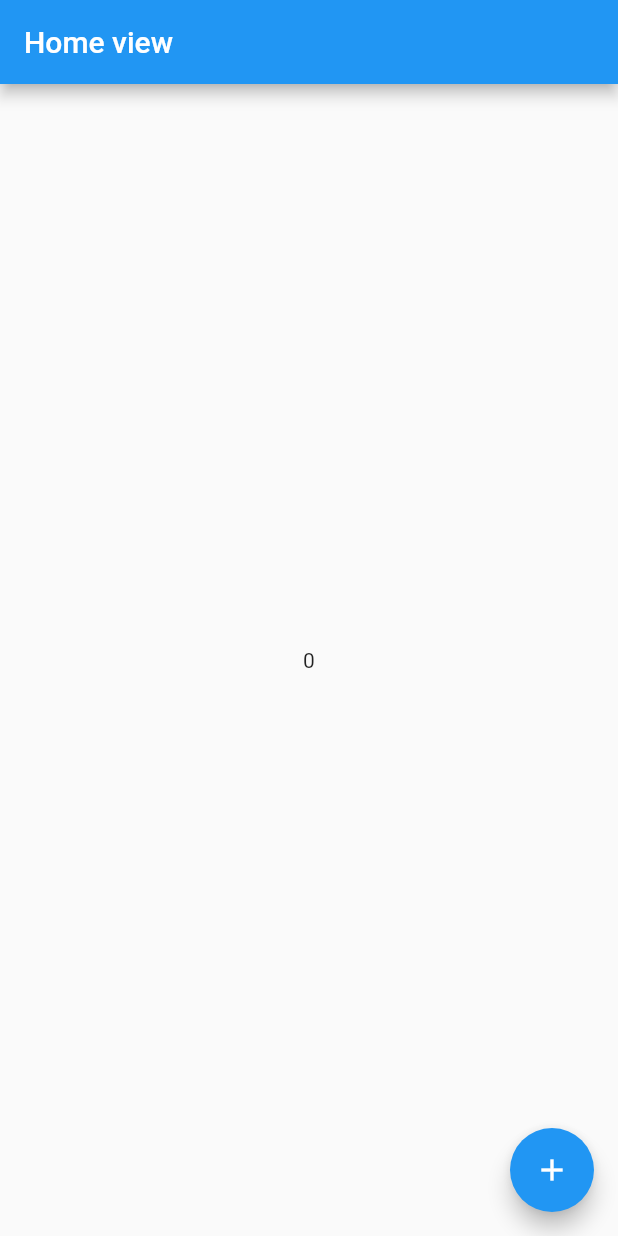
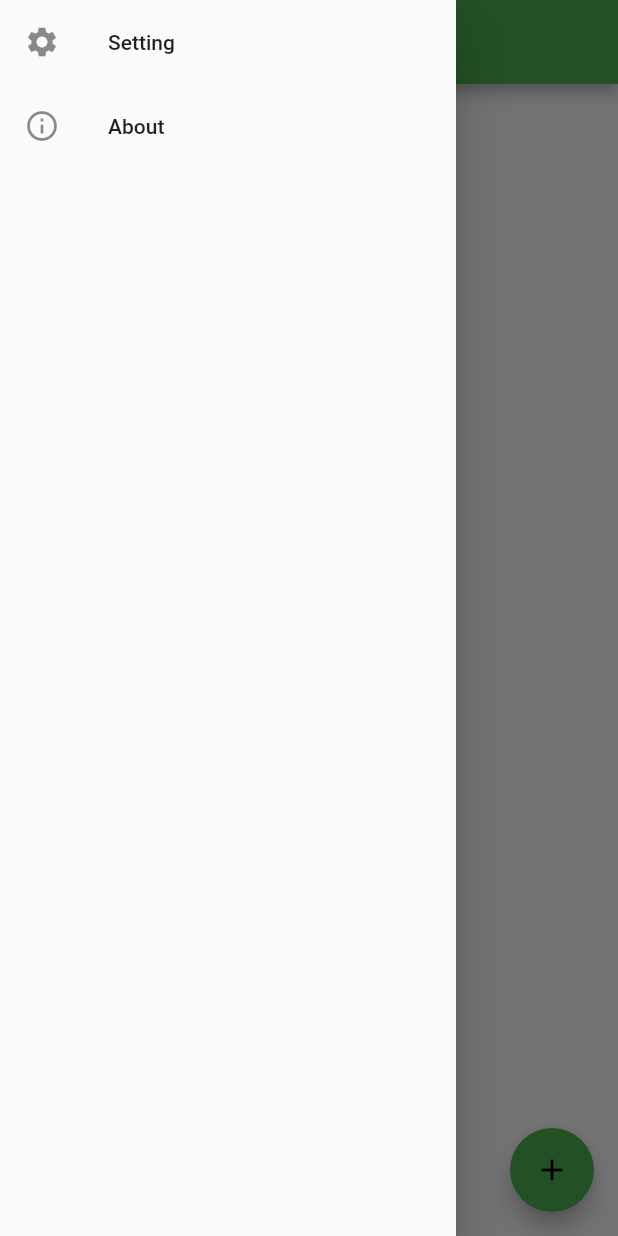
Before and after one commit to chanthavong/flutter-getx-starter, a Flutter app: the screen it shows after launch, with the side drawer open (before the commit the screen has no drawer), on a phone screen of 412 x 824 dp. Run offline on Flutter 3.47's test engine with Material 2 defaults, Android fonts, the phone set to English and light mode, and no system bars; our stand-ins replace get.

Commit message:
example route and change theme

```diff
--- a/lib/app.dart
+++ b/lib/app.dart
@@ -3,6 +3,7 @@ import 'package:flutter_getx_starter/config/app_config.dart';
 import 'package:flutter_getx_starter/routes/app_page.dart';
 import 'package:get/route_manager.dart';
 
+import 'config/app_theme.dart';
 import 'routes/app_route.dart';
 
 class App extends StatelessWidget {
@@ -14,6 +15,9 @@ class App extends StatelessWidget {
       title: AppConfig.AppTitle,
       initialRoute: Routes.home,
       getPages: AppPage.routes,
+      darkTheme: AppTheme.darkTheme,
+      theme: AppTheme.lightTheme,
+      themeMode: Get.isDarkMode ? ThemeMode.dark : ThemeMode.light,
     );
   }
 }
--- /dev/null
+++ b/lib/config/app_theme.dart
@@ -0,0 +1,18 @@
+import 'package:flutter/material.dart';
+
+class AppTheme {
+  static final ThemeData lightTheme = ThemeData(
+    colorScheme: ColorScheme.light(primary: Colors.green),
+    brightness: Brightness.light,
+    primaryColor: Colors.green,
+    floatingActionButtonTheme: FloatingActionButtonThemeData(
+      backgroundColor: Colors.green,
+    ),
+  );
+
+  static final ThemeData darkTheme = ThemeData(
+    colorScheme: ColorScheme.dark(primary: Colors.black),
+    primaryColor: Colors.black,
+    brightness: Brightness.dark,
+  );
+}
--- a/lib/pages/home/home_binding.dart
+++ b/lib/pages/home/home_binding.dart
@@ -1,5 +1,6 @@
-import 'package:flutter_getx_starter/pages/home/home_controller.dart';
 import 'package:get/get.dart';
+
+import 'home_controller.dart';
 
 class HomeBinding implements Bindings {
   @override
--- a/lib/pages/home/home_view.dart
+++ b/lib/pages/home/home_view.dart
@@ -1,4 +1,5 @@
 import 'package:flutter/material.dart';
+import 'package:flutter_getx_starter/widgets/app_drawer.dart';
 import 'package:get/get.dart';
 
 import 'home_controller.dart';
@@ -13,6 +14,7 @@ class HomeView extends StatelessWidget {
       appBar: AppBar(
         title: Text('Home view'),
       ),
+      drawer: AppDrawer(),
       body: Center(child: Obx(() => Text("${controller.counter}"))),
       floatingActionButton: FloatingActionButton(
         onPressed: () {
--- /dev/null
+++ b/lib/pages/setting/setting.dart
@@ -0,0 +1,2 @@
+export 'setting_binding.dart';
+export 'setting_view.dart';
--- /dev/null
+++ b/lib/pages/setting/setting_binding.dart
@@ -0,0 +1,10 @@
+import 'package:get/get.dart';
+
+import 'setting_controller.dart';
+
+class SettingBinding implements Bindings {
+  @override
+  void dependencies() {
+    Get.lazyPut<SettingController>(() => SettingController());
+  }
+}
--- a/lib/routes/app_page.dart
+++ b/lib/routes/app_page.dart
@@ -1,4 +1,5 @@
 import 'package:flutter_getx_starter/pages/home/home.dart';
+import 'package:flutter_getx_starter/pages/setting/setting.dart';
 import 'package:get/get.dart';
 
 import 'app_route.dart';
@@ -9,6 +10,11 @@ class AppPage {
       name: Routes.home,
       page: () => HomeView(),
       binding: HomeBinding(),
+    ),
+    GetPage(
+      name: Routes.setting,
+      page: () => SettingView(),
+      binding: SettingBinding(),
     )
   ];
 }
--- /dev/null
+++ b/lib/widgets/app_drawer.dart
@@ -0,0 +1,29 @@
+import 'package:flutter/material.dart';
+import 'package:flutter_getx_starter/routes/app_route.dart';
+import 'package:get/get.dart';
+
+class AppDrawer extends StatelessWidget {
+  const AppDrawer({Key? key}) : super(key: key);
+
+  @override
+  Widget build(BuildContext context) {
+    return Drawer(
+      child: ListView(
+        children: [
+          ListTile(
+            leading: Icon(Icons.settings),
+            title: Text('Setting'),
+            onTap: () {
+              Navigator.pop(context);
+              Get.toNamed(Routes.setting);
+            },
+          ),
+          ListTile(
+            leading: Icon(Icons.info_outline),
+            title: Text('About'),
+          )
+        ],
+      ),
+    );
+  }
+}
```
Also changed, not shown: lib/pages/setting/setting_controller.dart (added, +11 -0 lines), lib/pages/setting/setting_view.dart (added, +37 -0 lines), images/g1.gif (added), 1 other file.
